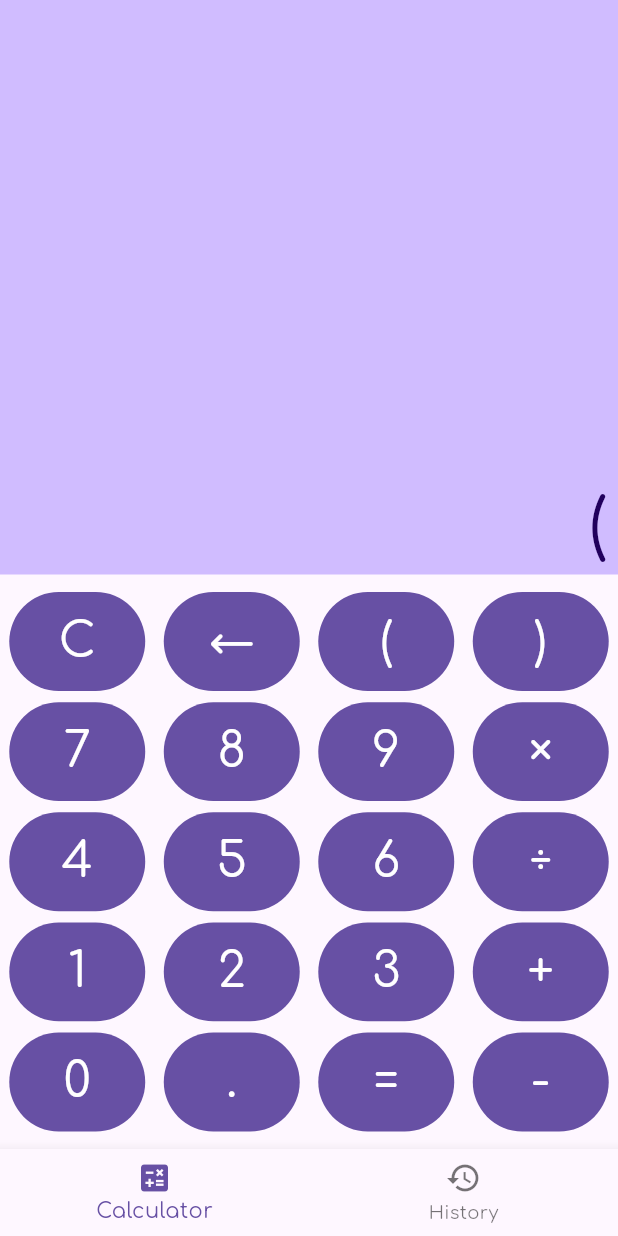
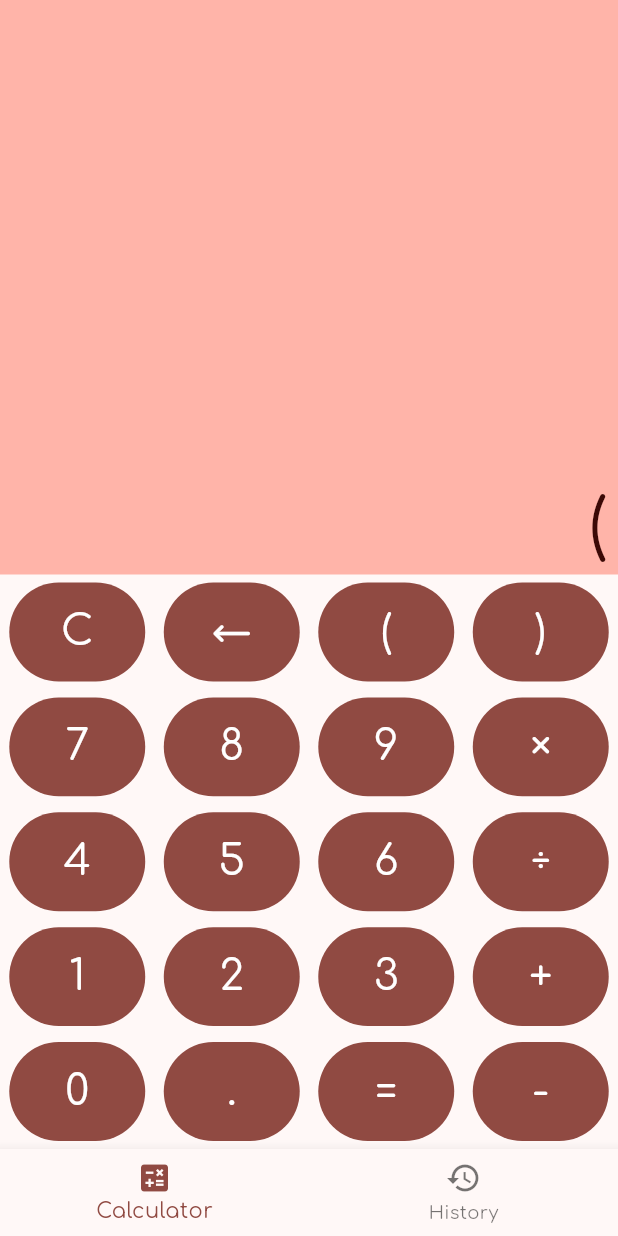
Before and after one commit to ShyrokyiOleksandr/j_calc, a Flutter app: the screen it shows after launch, after a tap on an icon or button, on a phone screen of 412 x 824 dp. Run offline on Flutter 3.47's test engine with Material 3 defaults, Android fonts, the light colour scheme and no system bars; our stand-ins replace flutter_bloc, go_router.

Commit message:
optimize refactoring

```diff
--- a/lib/presentation/app/theme.dart
+++ b/lib/presentation/app/theme.dart
@@ -3,5 +3,8 @@ import 'package:flutter/material.dart';
 class AppTheme {
   AppTheme._();
 
-  static final theme = ThemeData(fontFamily: "Comfortaa");
+  static final theme = ThemeData(
+    colorScheme: ColorScheme.fromSeed(seedColor: Colors.red),
+    fontFamily: "Comfortaa",
+  );
 }
--- a/lib/presentation/features/calculator/calculator_screen.dart
+++ b/lib/presentation/features/calculator/calculator_screen.dart
@@ -2,6 +2,8 @@ import 'package:flutter/material.dart';
 import 'package:flutter_bloc/flutter_bloc.dart';
 import 'package:j_calc/presentation/features/calculator/cubit/calculator_cubit.dart';
 import 'package:j_calc/presentation/features/calculator/cubit/calculator_state.dart';
+import 'package:j_calc/presentation/features/calculator/widgets/calculator_controls.dart';
+import 'package:j_calc/presentation/features/calculator/widgets/calculator_display.dart';
 
 class CalculatorScreen extends StatelessWidget {
   const CalculatorScreen({super.key});
@@ -10,109 +12,15 @@ class CalculatorScreen extends StatelessWidget {
 
   @override
   Widget build(BuildContext context) {
-    return BlocBuilder<CalculatorCubit, CalculatorState>(
-      builder: (context, state) {
-        return Scaffold(
-          body: Column(
-            mainAxisAlignment: MainAxisAlignment.center,
-            crossAxisAlignment: CrossAxisAlignment.end,
-            children: [
-              Expanded(
-                child: Container(
-                  padding: const EdgeInsets.all(8.0),
-                  alignment: Alignment.bottomRight,
-                  color: Theme.of(context).colorScheme.inversePrimary,
-                  child: Text(
-                    state.input,
-                    style: Theme.of(context).textTheme.displayMedium?.copyWith(
-                      color: Theme.of(context).colorScheme.onPrimaryFixed,
-                    ),
-                  ),
-                ),
-              ),
-              Expanded(
-                child: Padding(
-                  padding: const EdgeInsets.symmetric(vertical: 8.0),
-                  child: Column(
-                    mainAxisAlignment: MainAxisAlignment.spaceAround,
-                    children: [
-                      Row(
-                        mainAxisAlignment: MainAxisAlignment.spaceAround,
-                        children: [
-                          CalculatorButton(
-                            symbol: 'C',
-                            onPressed: () {
-                              context.read<CalculatorCubit>().clear();
-                            },
-                          ),
-                          CalculatorButton(
-                            symbol: '←',
-                            onPressed: () {
-                              context.read<CalculatorCubit>().backspace();
-                            },
-                          ),
-                          CalculatorButton(symbol: '('),
-                          CalculatorButton(symbol: ')'),
-                        ],
-                      ),
-                      CalculatorButtonRow(symbols: ['7', '8', '9', '×']),
-                      CalculatorButtonRow(symbols: ['4', '5', '6', '÷']),
-                      CalculatorButtonRow(symbols: ['1', '2', '3', '+']),
-                      CalculatorButtonRow(symbols: ['0', '.', '=', '-']),
-                    ],
-                  ),
-                ),
-              ),
-            ],
-          ),
-        );
+    return BlocListener<CalculatorCubit, CalculatorState>(
+      listener: (context, state) {
+        if (state.error != null) {
+          ScaffoldMessenger.of(
+            context,
+          ).showSnackBar(SnackBar(content: Text(state.error.toString())));
+        }
       },
+      child: Scaffold(body: Column(children: [CalculatorDisplay(), CalculatorControls()])),
     );
   }
 }
-
-class CalculatorButtonRow extends StatelessWidget {
-  const CalculatorButtonRow({super.key, required this.symbols});
-
-  final List<String> symbols;
-
-  @override
-  Widget build(BuildContext context) {
-    return Row(
-      mainAxisAlignment: MainAxisAlignment.spaceAround,
-      children: symbols.map((symbol) => CalculatorButton(symbol: symbol)).toList(),
-    );
-  }
-}
-
-class CalculatorButton extends StatelessWidget {
-  const CalculatorButton({super.key, required this.symbol, this.onPressed});
-
-  final String symbol;
-  final VoidCallback? onPressed;
-
-  @override
-  Widget build(BuildContext context) {
-    return FilledButton(
-      style: FilledButton.styleFrom(
-        minimumSize: Size(
-          MediaQuery.sizeOf(context).width * 0.22,
-          MediaQuery.sizeOf(context).height * 0.08,
-        ),
-      ),
-      onPressed: () {
-        if (onPressed != null) {
-          onPressed!();
-        } else {
-          context.read<CalculatorCubit>().composeDigit(symbol);
-        }
-      },
-      child: Text(
-        symbol,
-        style: Theme.of(
-          context,
-        ).textTheme.headlineLarge?.copyWith(color: Theme.of(context).colorScheme.onPrimary),
-      ),
-    );
-  }
-}
--- a/lib/presentation/features/calculator/cubit/calculator_state.dart
+++ b/lib/presentation/features/calculator/cubit/calculator_state.dart
@@ -1,31 +1,27 @@
-// ignore_for_file: public_member_api_docs, sort_constructors_first
+class CalculatorState {
+  final String input;
+  final double result;
+  final Exception? error;
 
-class CalculatorState {
-  // Calculator input
-  final String input;
-
-  // Calculation result
-  final double result;
-
-  CalculatorState({required this.input, required this.result});
+  CalculatorState({required this.input, required this.result, this.error});
 
   factory CalculatorState.initial() {
-    return CalculatorState(input: '0', result: 0);
+    return CalculatorState(input: '0', result: 0, error: null);
   }
 
-  CalculatorState copyWith({String? input, double? result}) {
-    return CalculatorState(input: input ?? this.input, result: result ?? this.result);
+  CalculatorState copyWith({String? input, double? result, Exception? error}) {
+    return CalculatorState(input: input ?? this.input, result: result ?? this.result, error: error);
   }
 
   @override
   bool operator ==(covariant CalculatorState other) {
     if (identical(this, other)) return true;
 
-    return other.input == input && other.result == result;
+    return other.input == input && other.result == result && other.error == error;
   }
 
   @override
   int get hashCode {
-    return input.hashCode ^ result.hashCode;
+    return input.hashCode ^ result.hashCode ^ error.hashCode;
   }
 }
--- /dev/null
+++ b/lib/presentation/features/calculator/widgets/calculator_button.dart
@@ -0,0 +1,35 @@
+import 'package:flutter/material.dart';
+import 'package:flutter_bloc/flutter_bloc.dart';
+import 'package:j_calc/presentation/features/calculator/cubit/calculator_cubit.dart';
+
+class CalculatorButton extends StatelessWidget {
+  const CalculatorButton({super.key, required this.symbol, this.onPressed});
+
+  final String symbol;
+  final VoidCallback? onPressed;
+
+  @override
+  Widget build(BuildContext context) {
+    return FilledButton(
+      style: FilledButton.styleFrom(
+        minimumSize: Size(
+          MediaQuery.sizeOf(context).width * 0.22,
+          MediaQuery.sizeOf(context).height * 0.08,
+        ),
+      ),
+      onPressed: () {
+        if (onPressed != null) {
+          onPressed!();
+        } else {
+          context.read<CalculatorCubit>().composeDigit(symbol);
+        }
+      },
+      child: Text(
+        symbol,
+        style: Theme.of(
+          context,
+        ).textTheme.headlineMedium?.copyWith(color: Theme.of(context).colorScheme.onPrimary),
+      ),
+    );
+  }
+}
--- /dev/null
+++ b/lib/presentation/features/calculator/widgets/calculator_button_row.dart
@@ -0,0 +1,16 @@
+import 'package:flutter/material.dart';
+import 'package:j_calc/presentation/features/calculator/widgets/calculator_button.dart';
+
+class CalculatorButtonRow extends StatelessWidget {
+  const CalculatorButtonRow({super.key, required this.symbols});
+
+  final List<String> symbols;
+
+  @override
+  Widget build(BuildContext context) {
+    return Row(
+      mainAxisAlignment: MainAxisAlignment.spaceAround,
+      children: symbols.map((symbol) => CalculatorButton(symbol: symbol)).toList(),
+    );
+  }
+}
--- /dev/null
+++ b/lib/presentation/features/calculator/widgets/calculator_controls.dart
@@ -0,0 +1,57 @@
+import 'package:flutter/material.dart';
+import 'package:flutter_bloc/flutter_bloc.dart';
+import 'package:j_calc/presentation/features/calculator/cubit/calculator_cubit.dart';
+import 'package:j_calc/presentation/features/calculator/widgets/calculator_button.dart';
+import 'package:j_calc/presentation/features/calculator/widgets/calculator_button_row.dart';
+
+class CalculatorControls extends StatelessWidget {
+  const CalculatorControls({super.key});
+
+  @override
+  Widget build(BuildContext context) {
+    return Expanded(
+      child: Column(
+        mainAxisAlignment: MainAxisAlignment.spaceAround,
+        children: [
+          Row(
+            mainAxisAlignment: MainAxisAlignment.spaceAround,
+            children: [
+              CalculatorButton(
+                symbol: 'C',
+                onPressed: () {
+                  context.read<CalculatorCubit>().clear();
+                },
+              ),
+              CalculatorButton(
+                symbol: '←',
+                onPressed: () {
+                  context.read<CalculatorCubit>().backspace();
+                },
+              ),
+              CalculatorButton(symbol: '('),
+              CalculatorButton(symbol: ')'),
+            ],
+          ),
+          CalculatorButtonRow(symbols: ['7', '8', '9', '×']),
+          CalculatorButtonRow(symbols: ['4', '5', '6', '÷']),
+          CalculatorButtonRow(symbols: ['1', '2', '3', '+']),
+          Row(
+            mainAxisAlignment: MainAxisAlignment.spaceAround,
+            children: [
+              CalculatorButton(symbol: '0'),
+              CalculatorButton(symbol: '.'),
+              CalculatorButton(
+                symbol: '=',
+                onPressed: () {
+                  context.read<CalculatorCubit>().composeDigit('=');
+                  context.read<CalculatorCubit>().calculate();
+                },
+              ),
+              CalculatorButton(symbol: '-'),
+            ],
+          ),
+        ],
+      ),
+    );
+  }
+}
--- /dev/null
+++ b/lib/presentation/features/calculator/widgets/calculator_display.dart
@@ -0,0 +1,30 @@
+import 'package:flutter/material.dart';
+import 'package:flutter_bloc/flutter_bloc.dart';
+import 'package:j_calc/presentation/features/calculator/cubit/calculator_cubit.dart';
+import 'package:j_calc/presentation/features/calculator/cubit/calculator_state.dart';
+
+class CalculatorDisplay extends StatelessWidget {
+  const CalculatorDisplay({super.key});
+
+  @override
+  Widget build(BuildContext context) {
+    return BlocBuilder<CalculatorCubit, CalculatorState>(
+      builder: (context, state) {
+        return Expanded(
+          child: Container(
+            padding: const EdgeInsets.all(8.0),
+            alignment: Alignment.bottomRight,
+            color: Theme.of(context).colorScheme.inversePrimary,
+            child: Text(
+              textAlign: TextAlign.end,
+              state.input,
+              style: Theme.of(context).textTheme.displayMedium?.copyWith(
+                color: Theme.of(context).colorScheme.onPrimaryFixed,
+              ),
+            ),
+          ),
+        );
+      },
+    );
+  }
+}
```
Also changed, not shown: lib/presentation/features/calculator/cubit/calculator_cubit.dart (+97 -3 lines).
